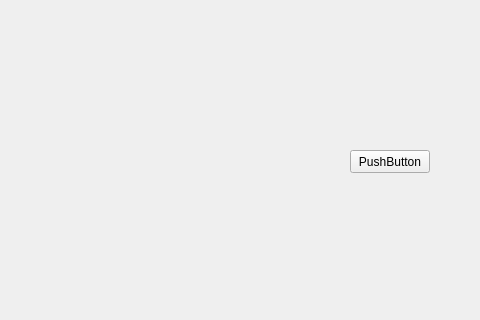
Before: the Qt Designer form MainWindow.ui in LTY0YZL/Bridge-Simulator, drawn with Qt 5; both pictures show x 320 to 800 and y 0 to 320 of the 800 by 600 pixel window.
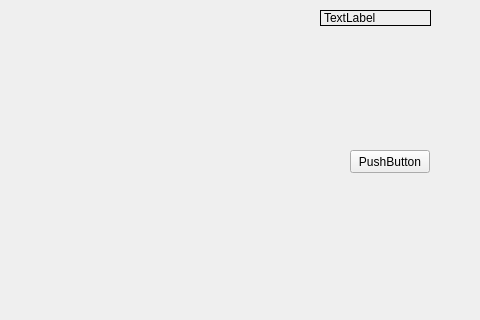
After: the same form once the commit is applied.

What changed in the file:
```diff
--- a/MainWindow.ui
+++ b/MainWindow.ui
@@ -30,14 +30,30 @@
    <widget class="QWidget" name="verticalLayoutWidget">
     <property name="geometry">
      <rect>
-      <x>50</x>
-      <y>60</y>
-      <width>611</width>
-      <height>411</height>
+      <x>10</x>
+      <y>20</y>
+      <width>601</width>
+      <height>391</height>
      </rect>
     </property>
     <layout class="QVBoxLayout" name="verticalLayout"/>
    </widget>
+   <widget class="QLabel" name="mouseLocation">
+    <property name="geometry">
+     <rect>
+      <x>640</x>
+      <y>10</y>
+      <width>111</width>
+      <height>16</height>
+     </rect>
+    </property>
+    <property name="frameShape">
+     <enum>QFrame::Shape::Box</enum>
+    </property>
+    <property name="text">
+     <string>TextLabel</string>
+    </property>
+   </widget>
   </widget>
   <widget class="QMenuBar" name="menubar">
    <property name="geometry">
```
